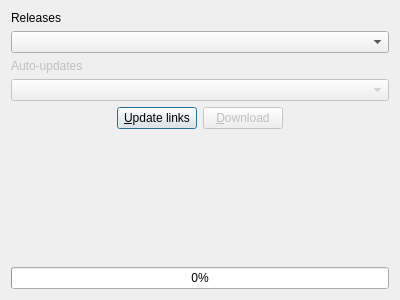
Old version of the form installer.ui in the repository RasPlex/rasplex-installer.
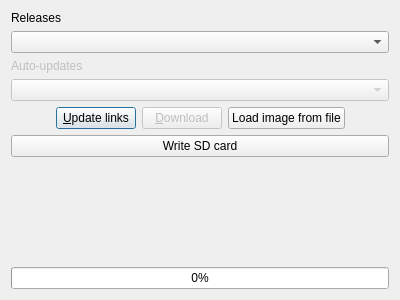
New version of the form.

Commit message:
Preliminary image writing support for UNIX
Lots of cosmetic fixes needed (setting widgets enabled/disabled and
whatnot). Probably too little sanity checking too.

What changed in the file:
```diff
--- a/installer.ui
+++ b/installer.ui
@@ -73,6 +73,13 @@
        </property>
       </widget>
      </item>
+     <item>
+      <widget class="QPushButton" name="loadButton">
+       <property name="text">
+        <string>Load image from file</string>
+       </property>
+      </widget>
+     </item>
      <item>
       <spacer name="horizontalSpacer">
        <property name="orientation">
@@ -88,6 +95,13 @@
      </item>
     </layout>
    </item>
+   <item>
+    <widget class="QPushButton" name="writeButton">
+     <property name="text">
+      <string>Write SD card</string>
+     </property>
+    </widget>
+   </item>
    <item>
     <spacer name="verticalSpacer">
      <property name="orientation">
```
The commit also changes 5 other files.
